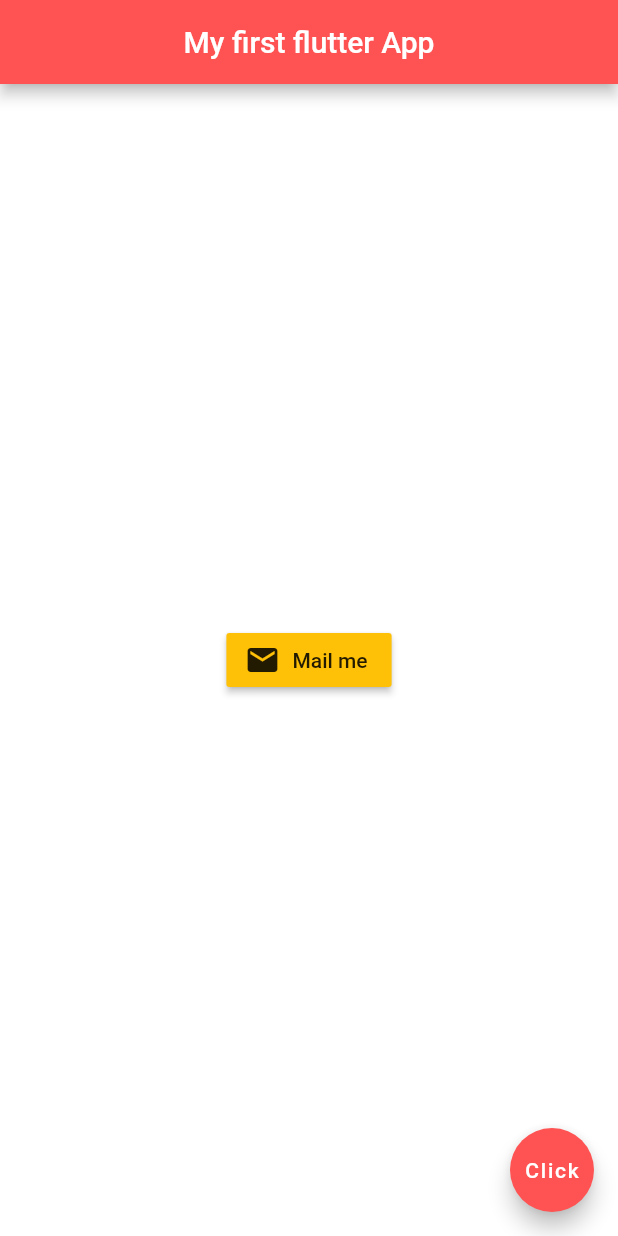
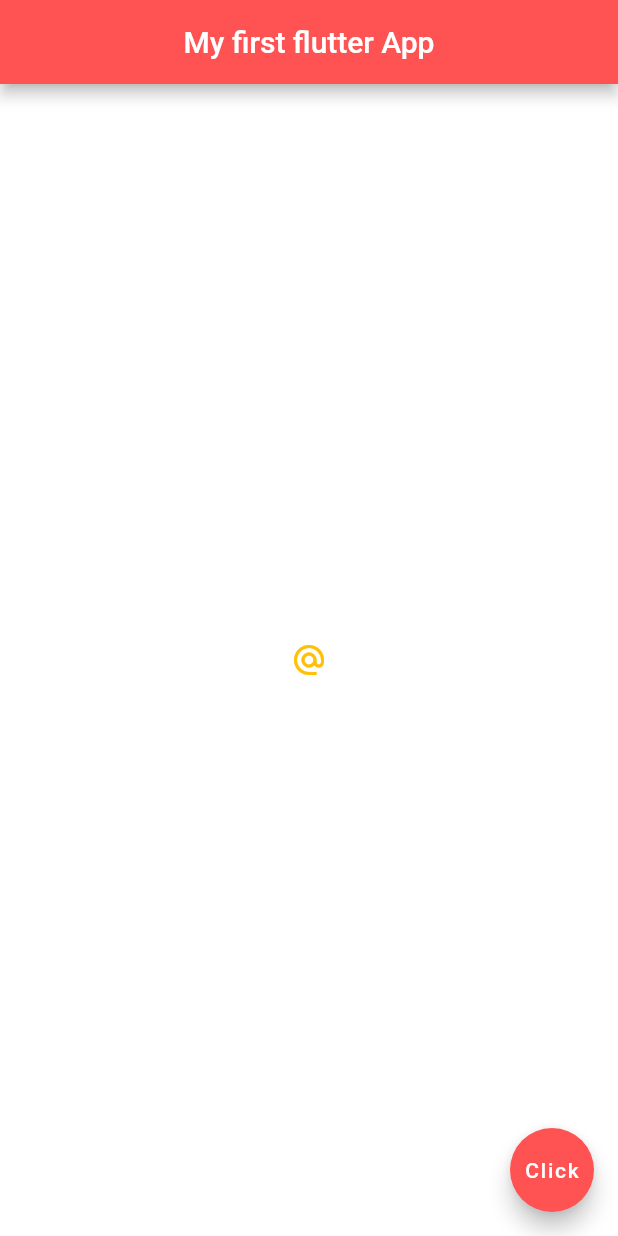
Before and after one commit to Lakshan555/FlutterTest, a Flutter app: the screen it shows after launch, on a phone screen of 412 x 824 dp. Run offline on Flutter 3.47's test engine with Material 2 defaults, Android fonts, the phone set to English and light mode, and no system bars.

Commit message:
IconButton

```diff
--- a/lib/main.dart
+++ b/lib/main.dart
@@ -16,13 +16,12 @@ class Home extends StatelessWidget {
       ),
 
       body: Center(
-        child: RaisedButton.icon(
-            onPressed: (){},
-            icon: Icon(
-              Icons.mail,
-            ),
-            label: Text('Mail me'),
-            color: Colors.amber,
+        child: IconButton(
+          onPressed: (){
+            print('click me');
+          },
+          icon: Icon(Icons.alternate_email),
+          color: Colors.amber,
         )
       ),
 
```
